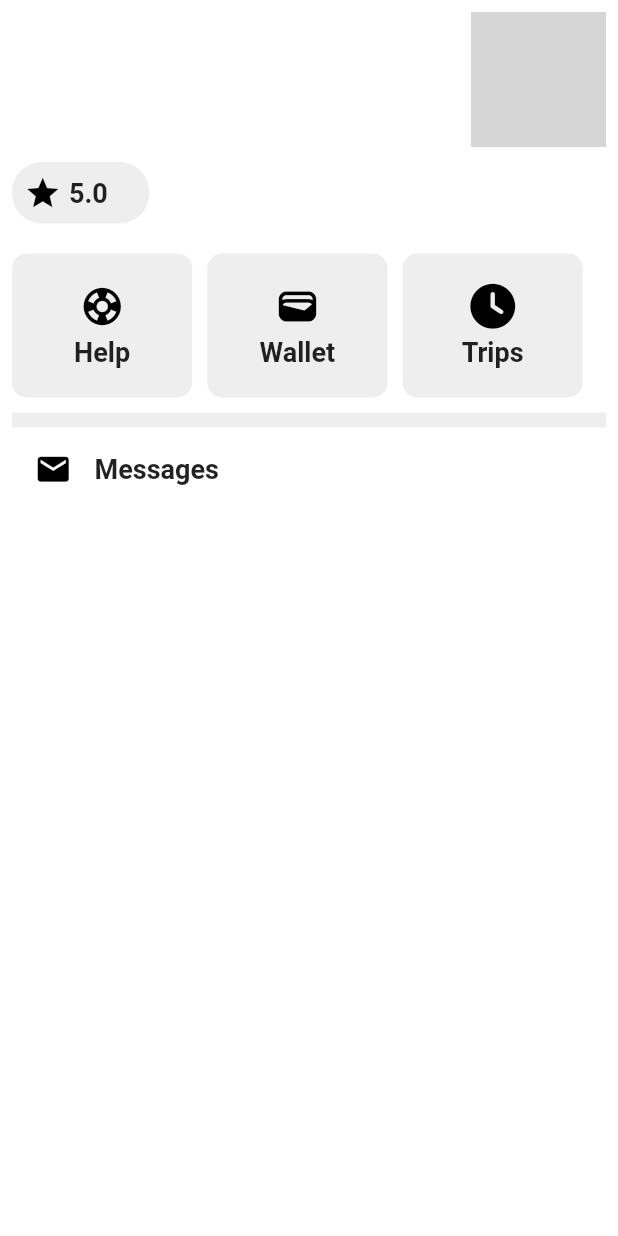
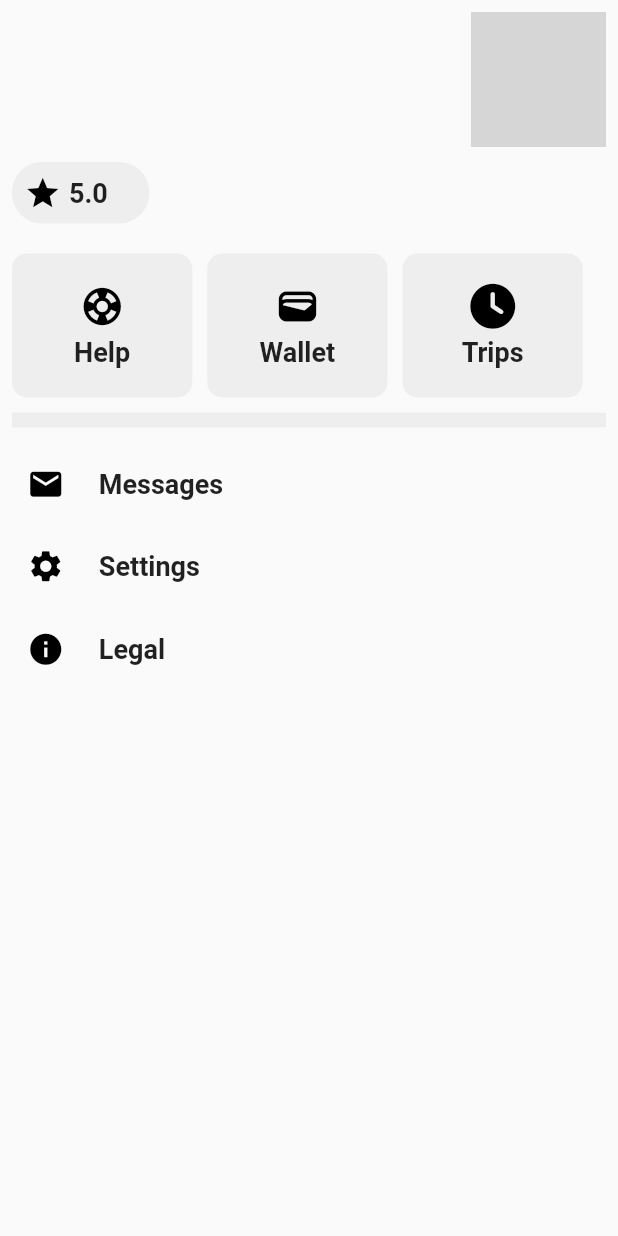
Before and after one commit to mohamed352/Inway, a Flutter app: the Account widget shown alone on an empty page, opened directly, on a phone screen of 412 x 824 dp. Run offline on Flutter 3.47's test engine with Material 2 defaults, Android fonts, the light colour scheme and no system bars; our stand-ins replace animated_text_kit, cloud_firestore, country_picker, firebase_auth, firebase_core, flutter_bloc and 10 more; accounts and stored records are empty; network calls fail; Roboto replaces fonts that are missing (Alexandria); grey boxes are pictures that could not be loaded.

Commit message:
Changes to be committed: 	modified:   lib/features/inWay/presentation/cubit/inway_cubit.dart 	modified:   lib/features/inWay/presentation/cubit/inway_state.dart 	modified:   lib/features/inWay/presentation/pages/Home/account.dart 	modified:   lib/features/inWay/presentation/pages/Home/activity.dart 	modified:   lib/features/inWay/presentation/pages/Home/home.dart 	modified:   lib/features/inWay/presentation/pages/Home/homescreen.dart 	modified:   lib/features/inWay/presentation/pages/Home/servies.dart 	new file:   lib/features/inWay/presentation/pages/setting/setting.dart

```diff
--- a/lib/features/inWay/presentation/cubit/inway_state.dart
+++ b/lib/features/inWay/presentation/cubit/inway_state.dart
@@ -14,3 +14,4 @@ class GetUserDateError extends InwayState {}
 class ChangeIndex extends InwayState {}
 class GetMyLocationLoading  extends InwayState {}
 class GetMyLocationDone extends InwayState {}
+class ChangeColorActivity extends InwayState {}
--- a/lib/features/inWay/presentation/pages/Home/account.dart
+++ b/lib/features/inWay/presentation/pages/Home/account.dart
@@ -1,9 +1,11 @@
 import 'package:flutter/material.dart';
 import 'package:flutter_bloc/flutter_bloc.dart';
 import 'package:font_awesome_flutter/font_awesome_flutter.dart';
+import 'package:inway/features/inWay/presentation/constants/navigation_manger.dart';
 import 'package:inway/features/inWay/presentation/constants/sizes_manger.dart';
 import 'package:inway/features/inWay/presentation/constants/textstyle_manger.dart';
 import 'package:inway/features/inWay/presentation/cubit/inway_cubit.dart';
+import 'package:inway/features/inWay/presentation/pages/setting/setting.dart';
 import 'package:inway/features/inWay/presentation/widgets/divider.dart';
 
 class Account extends StatelessWidget {
@@ -17,12 +19,8 @@ class Account extends StatelessWidget {
         var cubit = InwayCubit.get(context);
         var model = cubit.userDate;
 
-        return SafeArea(
-          child: Scaffold(
-              backgroundColor: Colors.white,
-              body: Padding(
+        return Padding(
           padding: const EdgeInsets.all(8),
-                child: Expanded(
           child: Column(
             crossAxisAlignment: CrossAxisAlignment.start,
             children: [
@@ -79,9 +77,7 @@ class Account extends StatelessWidget {
                       text: 'Wallet',
                       padding: 10,
                     ),
-                            Item(
-                                icon: FontAwesomeIcons.solidClock,
-                                text: 'Trips')
+                    Item(icon: FontAwesomeIcons.solidClock, text: 'Trips')
                   ],
                 ),
               ),
@@ -91,22 +87,24 @@ class Account extends StatelessWidget {
                 color: Colors.grey.shade200,
                 marginDawon: 15,
               ),
-                      Row(
-                        children: [
-                          const Padding(
-                            padding: EdgeInsets.symmetric(horizontal: 15),
-                            child: Icon(Icons.email),
+              ItemBar(
+                function: () {},
+                iconData: Icons.email,
+                text: 'Messages',
               ),
-                          Text(
-                            'Messages',
-                            style: MyTextStyle.meduimBold,
-                          )
-                        ],
-                      )
+              ItemBar(
+                  iconData: Icons.settings,
+                  text: 'Settings',
+                  function: () {
+                    navigatioonalign(SettingScreen(), context);
+                  }),
+              ItemBar(
+                function: () {},
+                iconData: Icons.info,
+                text: 'Legal',
+              ),
             ],
           ),
-                ),
-              )),
         );
       },
     );
@@ -147,3 +145,39 @@ class Item extends StatelessWidget {
     );
   }
 }
+
+class ItemBar extends StatelessWidget {
+  final IconData iconData;
+  final String text;
+  final Function function;
+  const ItemBar(
+      {super.key,
+      required this.iconData,
+      required this.text,
+      required this.function});
+
+  @override
+  Widget build(BuildContext context) {
+    return InkWell(
+      onTap: () {
+        function();
+      },
+      child: Container(
+        padding: const EdgeInsets.all(10),
+        margin: const EdgeInsets.only(bottom: 10),
+        child: Row(
+          children: [
+            Icon(iconData),
+            SizedBox(
+              width: AppSizes.getWidth(context, 20),
+            ),
+            Text(
+              text,
+              style: MyTextStyle.meduimBold,
+            )
+          ],
+        ),
+      ),
+    );
+  }
+}
--- a/lib/features/inWay/presentation/pages/Home/home.dart
+++ b/lib/features/inWay/presentation/pages/Home/home.dart
@@ -5,7 +5,7 @@ import 'package:inway/features/inWay/presentation/cubit/inway_cubit.dart';
 import 'package:inway/features/inWay/presentation/widgets/loading.dart';
 
 class Home extends StatelessWidget {
-  Home({super.key});
+const  Home({super.key});
 
   @override
   Widget build(BuildContext context) {
```
Also changed, not shown: lib/features/inWay/presentation/cubit/inway_cubit.dart (+19 -0 lines), lib/features/inWay/presentation/pages/Home/activity.dart (+132 -11 lines), lib/features/inWay/presentation/pages/Home/homescreen.dart (+7 -18 lines), lib/features/inWay/presentation/pages/Home/servies.dart (+1 -6 lines), lib/features/inWay/presentation/pages/setting/setting.dart (added, +88 -0 lines). Lines whose indentation alone changed are shown as unchanged.
